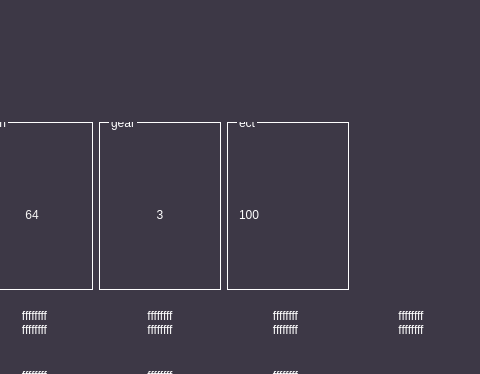
The window that dash.ui (hatsunearu/canbus-dash) describes before a commit, drawn with Qt 5; both pictures show x 160 to 640 and y 0 to 374 of the 640 by 480 pixel window.
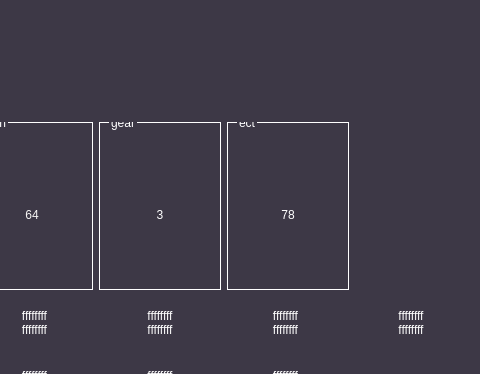
The same window after the commit.

What changed in the file:
```diff
--- a/dash.ui
+++ b/dash.ui
@@ -203,7 +203,10 @@
 border: none;</string>
            </property>
            <property name="text">
-            <string>100</string>
+            <string>78</string>
+           </property>
+           <property name="alignment">
+            <set>Qt::AlignCenter</set>
            </property>
           </widget>
          </item>
```
